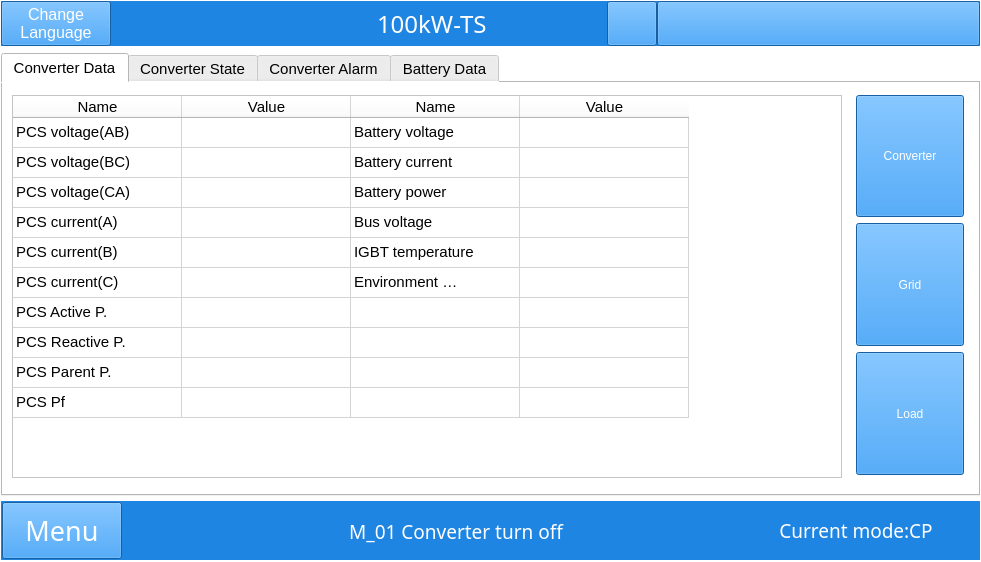
This is win.ui in megarevolpr/Win as Qt 5 draws it before an edit. The edited form follows.
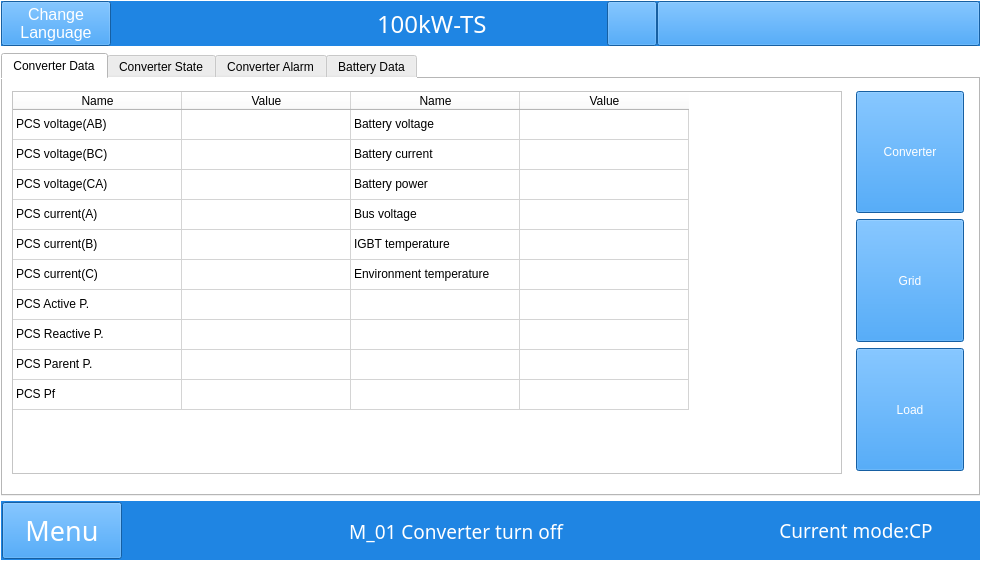
This is the edited form. The open tabs and pages were chosen to show the change. Icons and pictures are not drawn.

```diff
--- a/win.ui
+++ b/win.ui
@@ -3749,11 +3749,6 @@
            <verstretch>0</verstretch>
           </sizepolicy>
          </property>
-         <property name="font">
-          <font>
-           <pointsize>11</pointsize>
-          </font>
-         </property>
          <property name="currentIndex">
           <number>3</number>
          </property>
@@ -3906,11 +3901,6 @@
                        <height>399</height>
                       </size>
                      </property>
-                     <property name="font">
-                      <font>
-                       <pointsize>11</pointsize>
-                      </font>
-                     </property>
                      <attribute name="horizontalHeaderDefaultSectionSize">
                       <number>169</number>
                      </attribute>
```
Left out of the diff: 108 changed lines with no effect on the pictures.
